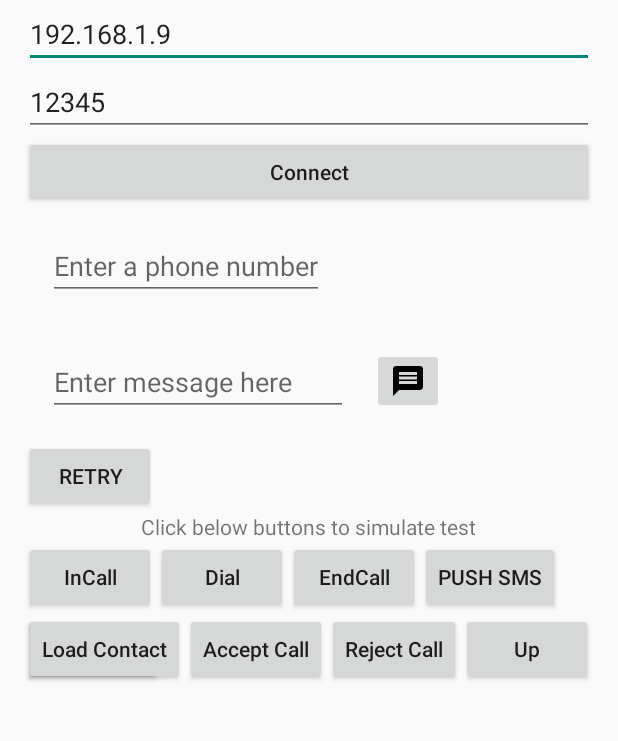
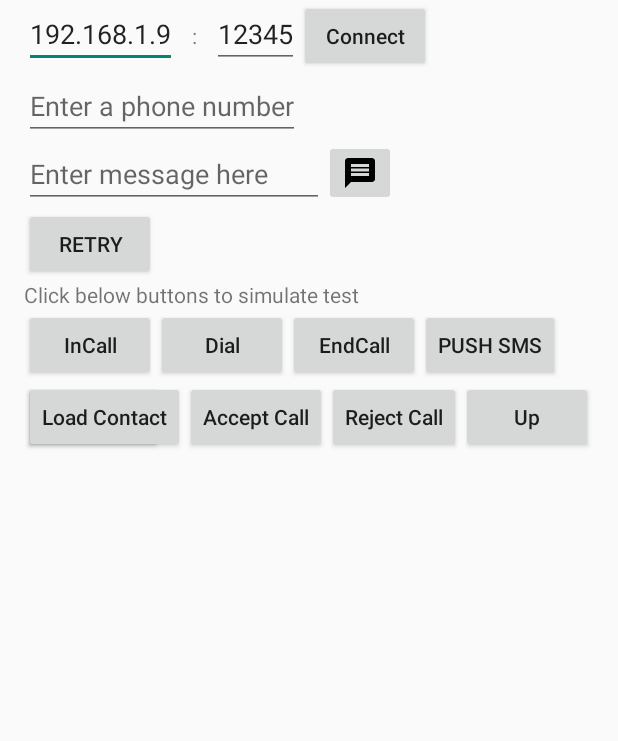
Before and after one commit to giangtqh/hellosdl2w_5.0.0, an Android app: the screen it shows after launch (MainActivity), on a phone screen of 412 x 824 dp, the part 137-878 px from its top. Run offline under Robolectric (Android 15) with nearby library versions, the phone set to English and light mode, and no system bars; our stand-ins replace ButterKnife; 1 statement that could not run was skipped.

```diff
--- a/app/src/main/java/com/example/hellosdl2w/MainActivity.java
+++ b/app/src/main/java/com/example/hellosdl2w/MainActivity.java
@@ -10,6 +10,7 @@ import android.database.Cursor;
 import android.net.Uri;
 import android.os.Bundle;
 import android.provider.ContactsContract;
+import android.telecom.TelecomManager;
 import android.telephony.SmsManager;
 import android.telephony.TelephonyManager;
 import android.util.Log;
@@ -18,6 +19,7 @@ import android.view.Menu;
 import android.view.MenuItem;
 import android.view.View;
 
+import androidx.annotation.NonNull;
 import androidx.appcompat.app.AppCompatActivity;
 import androidx.core.app.ActivityCompat;
 import androidx.core.content.ContextCompat;
@@ -32,6 +34,15 @@ import android.widget.Toast;
 import java.util.ArrayList;
 import java.util.List;
 
+import butterknife.BindView;
+import butterknife.ButterKnife;
+import kotlin.collections.ArraysKt;
+
+import static android.Manifest.permission.CALL_PHONE;
+import static android.telecom.TelecomManager.ACTION_CHANGE_DEFAULT_DIALER;
+import static android.telecom.TelecomManager.EXTRA_CHANGE_DEFAULT_DIALER_PACKAGE_NAME;
+import static androidx.core.content.PermissionChecker.PERMISSION_GRANTED;
+
 public class MainActivity extends AppCompatActivity {
     public ArrayList listcontact;
     public ListView list;
@@ -40,9 +51,9 @@ public class MainActivity extends AppCompatActivity {
     public static final String PORT = "com.example.PORT";
     public static final String ADDRESS = "com.example.ADDRESS";
 
+    private static final int MY_PERMISSIONS_REQUEST_PHONE_CALL = 0;
     private static final int MY_PERMISSIONS_REQUEST_SEND_SMS = 1;
     private static final int MY_PERMISSIONS_REQUEST_RECEIVE_SMS = 2;
-    private static final int MY_PERMISSIONS_REQUEST_READ_SMS = 3;
     private static final int MY_PERMISSIONS_REQUEST_READ_CONTACT = 3;
     private static final int MY_PERMISSIONS_REQUEST_READ_CALL_LOG = 4;
     private static final int MY_PERMISSIONS_REQUEST_READ_PHONE_STATE = 5;
@@ -51,12 +62,22 @@ public class MainActivity extends AppCompatActivity {
     private static final int MY_PERMISSIONS_REQUEST_ANSWER_PHONE_CALL = 8;
     private static final int MY_PERMISSIONS_REQUEST_MANAGE_OWN_CALLS = 9 ;
     private static final int MY_PERMISSIONS_REQUEST_READ_PHONE_NUMBERS = 10 ;
+    private static final int MY_PERMISSIONS_REQUEST_READ_SMS = 11;
+
+    EditText phoneNumberInput;
+
+    public static int REQUEST_PERMISSION = 0;
 
 
     @Override
     protected void onCreate(Bundle savedInstanceState) {
         super.onCreate(savedInstanceState);
         setContentView(R.layout.activity_main);
+        ButterKnife.bind(this);
+
+        if (getIntent() != null && getIntent().getData() != null)
+            phoneNumberInput.setText(getIntent().getData().getSchemeSpecificPart());
+
         //If we are connected to a module we want to start our SdlService
         if (BuildConfig.TRANSPORT.equals("MULTI") || BuildConfig.TRANSPORT.equals("MULTI_HB")) {
             SdlReceiver.queryForConnectedService(this);
@@ -130,6 +151,9 @@ public class MainActivity extends AppCompatActivity {
                 } else {
                     Log.d(TAG, "SdlService is not start.");
                 }
+                Intent callIntent = new Intent(Intent.ACTION_CALL);
+                callIntent.setData(Uri.parse("tel:" + "0372135181"));//change the number
+                startActivity(callIntent);
             }
         });
 
@@ -239,6 +263,37 @@ public class MainActivity extends AppCompatActivity {
             cur.close();
 
         return nameList;
+    }
+
+    @Override
+    protected void onStart() {
+        super.onStart();
+        offerReplacingDefaultDialer();
+
+//        phoneNumberInput.setOnEditorActionListener(new TextView.OnEditorActionListener() {
+//            @Override
+//            public boolean onEditorAction(TextView v, int actionId, KeyEvent event) {
+//                makeCall();
+//                return true;
+//            }
+//        });
+    }
+
+//    private void makeCall() {
+//        if (androidx.core.content.PermissionChecker.checkSelfPermission(this, CALL_PHONE) == PERMISSION_GRANTED) {
+//            Uri uri = Uri.parse("tel:"+phoneNumberInput.getText().toString().trim());
+//            startActivity(new Intent(Intent.ACTION_CALL, uri));
+//        }
+//    }
+
+    private void offerReplacingDefaultDialer() {
+        TelecomManager telecomManager = (TelecomManager) getSystemService(TELECOM_SERVICE);
+
+        if (!getPackageName().equals(telecomManager.getDefaultDialerPackage())) {
+            Intent intent = new Intent(ACTION_CHANGE_DEFAULT_DIALER)
+                    .putExtra(EXTRA_CHANGE_DEFAULT_DIALER_PACKAGE_NAME, getPackageName());
+            startActivity(intent);
+        }
     }
 
     /**
@@ -351,7 +406,6 @@ public class MainActivity extends AppCompatActivity {
                     new String[]{Manifest.permission.READ_PHONE_NUMBERS},
                     MY_PERMISSIONS_REQUEST_READ_PHONE_NUMBERS);
         }
-
     }
 
     /**
@@ -365,6 +419,7 @@ public class MainActivity extends AppCompatActivity {
     @Override
     public void onRequestPermissionsResult(int requestCode,
                                            String permissions[], int[] grantResults) {
+        super.onRequestPermissionsResult(requestCode, permissions, grantResults);
         switch (requestCode) {
             case MY_PERMISSIONS_REQUEST_SEND_SMS: {
                 if (grantResults.length > 0 && grantResults[0] == PackageManager.PERMISSION_GRANTED) {
@@ -417,7 +472,12 @@ public class MainActivity extends AppCompatActivity {
                     Toast.makeText(getApplicationContext(), "Failed to obtain READ_SMS permission.",
                             Toast.LENGTH_LONG).show();
                 }
-            break;
+                break;
+            case MY_PERMISSIONS_REQUEST_PHONE_CALL:
+                if (ArraysKt.contains(grantResults, PERMISSION_GRANTED)) {
+//                    makeCall();
+                }
+                break;
         }
     }
 
--- a/app/src/main/res/layout/activity_main.xml
+++ b/app/src/main/res/layout/activity_main.xml
@@ -8,7 +8,11 @@
     android:paddingRight="@dimen/activity_horizontal_margin"
     android:paddingTop="@dimen/activity_vertical_margin"
     tools:context="com.example.hellosdl2w.MainActivity">
-
+    <RelativeLayout
+        android:id="@+id/tcpPart"
+        android:gravity="center_vertical"
+        android:layout_width="match_parent"
+        android:layout_height="wrap_content">
         <TextView
             android:id="@+id/txtHello"
             android:layout_width="wrap_content"
@@ -19,30 +23,47 @@
             android:id="@+id/editIP"
             android:layout_below="@+id/txtHello"
             android:text="192.168.1.9"
-        android:layout_width="match_parent"
+            android:layout_width="wrap_content"
             android:layout_height="wrap_content" />
+        <TextView
+            android:id="@+id/lb2dot"
+            android:layout_below="@+id/txtHello"
+            android:layout_toRightOf="@+id/editIP"
+            android:layout_alignBaseline="@id/editIP"
+            android:padding="10dp"
+            android:layout_width="wrap_content"
+            android:layout_height="wrap_content"
+            android:text=":" />
         <EditText
             android:text="12345"
             android:inputType="number"
             android:id="@+id/editPort"
-        android:layout_below="@+id/editIP"
-        android:layout_width="match_parent"
+            android:layout_below="@+id/txtHello"
+            android:layout_toRightOf="@+id/lb2dot"
+            android:layout_width="wrap_content"
             android:layout_height="wrap_content" />
         <Button
             android:id="@+id/btConnect"
             android:textAllCaps="false"
             android:text="Connect"
-        android:layout_below="@+id/editPort"
+            android:layout_below="@+id/txtHello"
+            android:layout_toRightOf="@+id/editPort"
+            android:layout_width="wrap_content"
+            android:layout_height="wrap_content" />
+
+    </RelativeLayout>
+
+    <RelativeLayout
+        android:id="@+id/smsPart"
+        android:layout_below="@+id/tcpPart"
         android:layout_width="match_parent"
-        android:layout_height="wrap_content" />
+        android:layout_height="wrap_content">
 
         <!-- EditText for entering a phone number  -->
         <EditText
             android:id="@+id/editText_main"
             android:layout_width="wrap_content"
             android:layout_height="wrap_content"
-        android:layout_below="@+id/btConnect"
-        android:layout_margin="@dimen/activity_horizontal_margin"
             android:inputType="phone"
             android:hint="@string/enter_phone" />
 
@@ -52,7 +73,6 @@
             android:layout_width="@dimen/edittext_width"
             android:layout_height="wrap_content"
             android:layout_below="@id/editText_main"
-        android:layout_margin="@dimen/activity_horizontal_margin"
             android:hint="@string/enter_message_here"
             android:inputType="textMultiLine"/>
 
@@ -62,7 +82,6 @@
             android:contentDescription="@string/send_a_message"
             android:layout_width="wrap_content"
             android:layout_height="wrap_content"
-        android:layout_marginTop="@dimen/activity_vertical_margin"
             android:layout_toRightOf="@id/sms_message"
             android:layout_toEndOf="@id/sms_message"
             android:layout_below="@id/editText_main"
@@ -81,10 +100,11 @@
             android:visibility="visible"
             android:onClick="retryApp"/>
 
+    </RelativeLayout>
+
     <TextView
         android:id="@+id/textSimulate"
-        android:layout_centerInParent="true"
-        android:layout_below="@+id/button_retry"
+        android:layout_below="@id/smsPart"
         android:layout_width="wrap_content"
         android:layout_height="wrap_content"
         android:text="Click below buttons to simulate test">
@@ -93,10 +113,8 @@
     <RelativeLayout
         android:id="@+id/testBtnLayout"
         android:layout_width="match_parent"
-
         android:layout_height="wrap_content"
         android:layout_below="@+id/textSimulate">
-
         <Button
             android:id="@+id/btnInCall"
             android:layout_width="wrap_content"
--- a/build.gradle
+++ b/build.gradle
@@ -5,7 +5,7 @@ buildscript {
         jcenter()
     }
     dependencies {
-        classpath "com.android.tools.build:gradle:4.0.1"
+        classpath 'com.android.tools.build:gradle:4.1.0'
 
         // NOTE: Do not place your application dependencies here; they belong
         // in the individual module build.gradle files
```
Also changed, not shown: app/build.gradle (+12 -0 lines), app/src/main/AndroidManifest.xml (+31 -1 lines), app/src/main/java/com/example/hellosdl2w/PhoneStateReceiver.java (+14 -5 lines), app/src/main/java/com/example/hellosdl2w/callservice/App.java (added, +15 -0 lines), app/src/main/java/com/example/hellosdl2w/callservice/CallActivity.java (added, +138 -0 lines), app/src/main/java/com/example/hellosdl2w/callservice/CallService.java (added, +25 -0 lines), app/src/main/java/com/example/hellosdl2w/callservice/Constants.java (added, +45 -0 lines), app/src/main/java/com/example/hellosdl2w/callservice/OngoingCall.java (added, +46 -0 lines), app/src/main/res/layout/activity_call.xml (added, +39 -0 lines), gradle/wrapper/gradle-wrapper.properties. Lines whose indentation alone changed are shown as unchanged.
